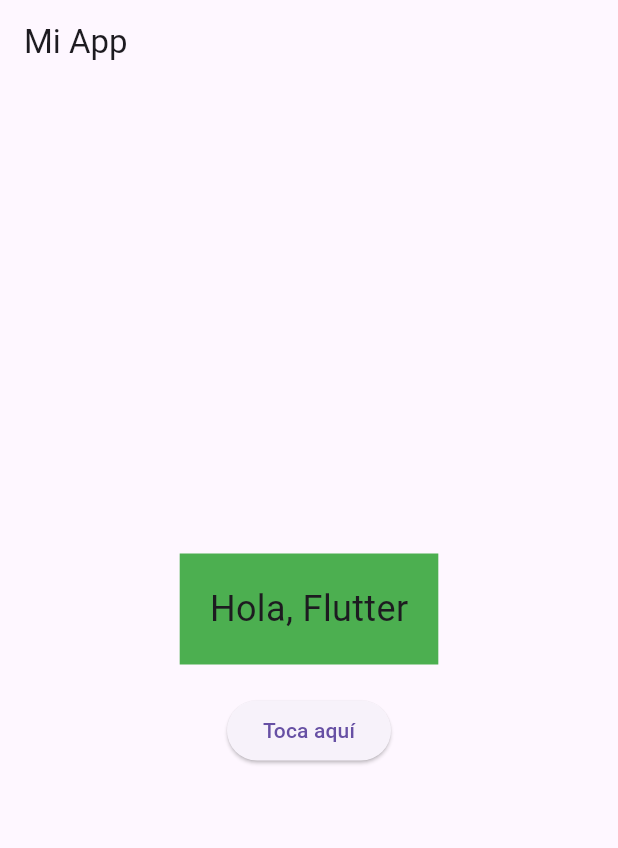
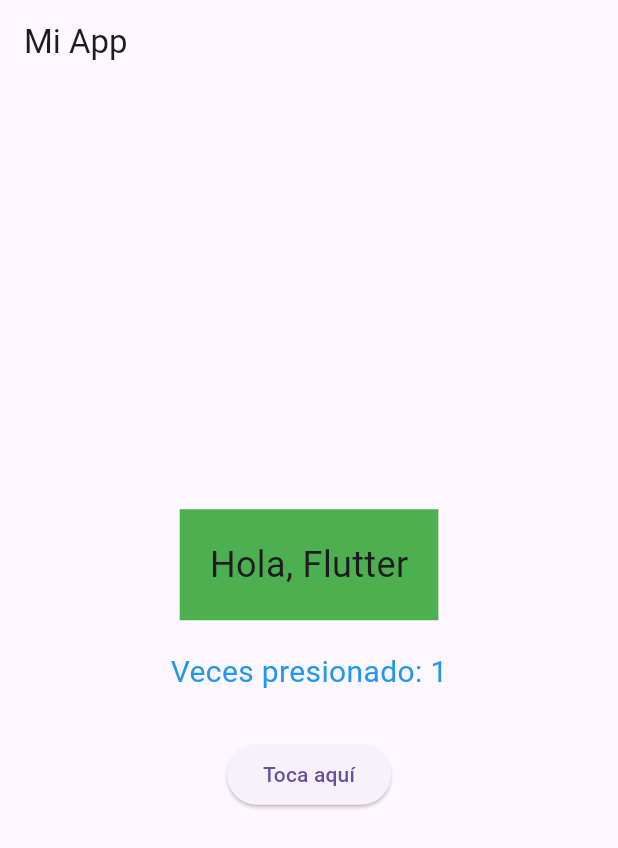
Before and after one commit to virden18/vdenis-flutter-003, a Flutter app: the screen it shows after launch, after a tap on "Toca aquí", on a phone screen of 412 x 824 dp. Shown: the top 848 px of the screen. Run offline on Flutter 3.47's test engine with Material 3 defaults, Android fonts, the light colour scheme and no system bars.

Commit message:
Stateless vs. Stateful Widgets
Se creó la pantalla 'MiPantalla' como un StatefulWidget, implementando
un contador que se incrementa al presionar un botón.

Uso del setState para actualizar el estado de la pantalla.

Se configuró el archivo main.dart para incluir la nueva pantalla.

```diff
--- a/lib/main.dart
+++ b/lib/main.dart
@@ -1,4 +1,5 @@
 import 'package:flutter/material.dart';
+import 'package:vdenis_flutter_003/views/mi_pantalla.dart';
 
 void main() {
   runApp(const MyApp());
@@ -19,44 +20,3 @@
     );
   }
 }
-
-class MiPantalla extends StatelessWidget {
-  const MiPantalla({super.key});
-
-  @override
-  Widget build(BuildContext context) {
-    return Scaffold(
-      appBar: AppBar(
-        title: const Text('Mi App'),
-      ),
-      body: Center(
-        // Column organiza los widgets en una columna vertical
-        child: Column(
-          mainAxisAlignment: MainAxisAlignment.center,
-          children: [
-            /*
-            Containter
-            El containter envuelve al texto con un fondo, separando las partes del widget
-            haciendo que todos los cambios del container se apliquen solo dentro de él.
-            Puede almacenar otros widgets dentro de él.
-            */
-            Container(
-              padding: EdgeInsets.all(20), // Modificación 2: Agrega un padding de 20
-              color: Colors.green, // Modificación 1: Cambia el color de fondo
-              child: const Text(
-                'Hola, Flutter',
-                style: TextStyle(fontSize: 24),
-              ),
-            ),
-            const SizedBox(height: 20),
-            ElevatedButton(
-              onPressed: () {
-              },
-              child: const Text('Toca aquí'), // Modificación 3: Cambia el texto del botón
-            ),
-          ],
-        ),
-      ),
-    );
-  }
-}
--- /dev/null
+++ b/lib/views/mi_pantalla.dart
@@ -0,0 +1,69 @@
+import 'package:flutter/material.dart';
+
+class MiPantalla extends StatefulWidget {
+  const MiPantalla({super.key});
+
+  @override
+  MiPantallaState createState() => MiPantallaState();
+}
+
+class MiPantallaState extends State<MiPantalla> {
+  int _counter = 0;
+
+  void _incrementCounter() {
+    /*
+    Usamos setState para notificar a Flutter que el estado del widget
+    ha cambiado y que debe reconstruir la interfaz.
+
+    Sin setState, los cambios en el estado no se reflejarán en la
+    pantalla, lo que puede causar una experiencia de usuario inconsistente.
+    */
+    setState(() {
+      _counter++;
+    });
+  }
+
+  @override
+  Widget build(BuildContext context) {
+    return Scaffold(
+      appBar: AppBar(title: const Text('Mi App')),
+      body: Center(
+        // Column organiza los widgets en una columna vertical
+        child: Column(
+          mainAxisAlignment: MainAxisAlignment.center,
+          children: [
+            /*
+              Containter
+              El containter envuelve al texto con un fondo, separando las partes del widget
+              haciendo que todos los cambios del container se apliquen solo dentro de él.
+              Puede almacenar otros widgets dentro de él.
+              */
+            Container(
+              padding: EdgeInsets.all(20), // Agrega un padding de 20
+              color: Colors.green, // Cambia el color de fondo
+              child: const Text(
+                'Hola, Flutter',
+                style: TextStyle(fontSize: 24),
+              ),
+            ),
+            const SizedBox(height: 20),
+            Text(
+              'Veces presionado: $_counter', // Modificación 1: Cambia el texto del contador
+              style: TextStyle(
+                fontSize: 20,
+                // Modificación 3: Cambia el color del texto
+                color: Colors.blue),
+            ),
+            const SizedBox(height: 30), // Modificación 2: Cambia el tamaño del espacio entre el texto y el botón
+            ElevatedButton(
+              onPressed: _incrementCounter,
+              child: const Text(
+                'Toca aquí',
+              ), // Cambia el texto del botón
+            ),
+          ],
+        ),
+      ),
+    );
+  }
+}
```
